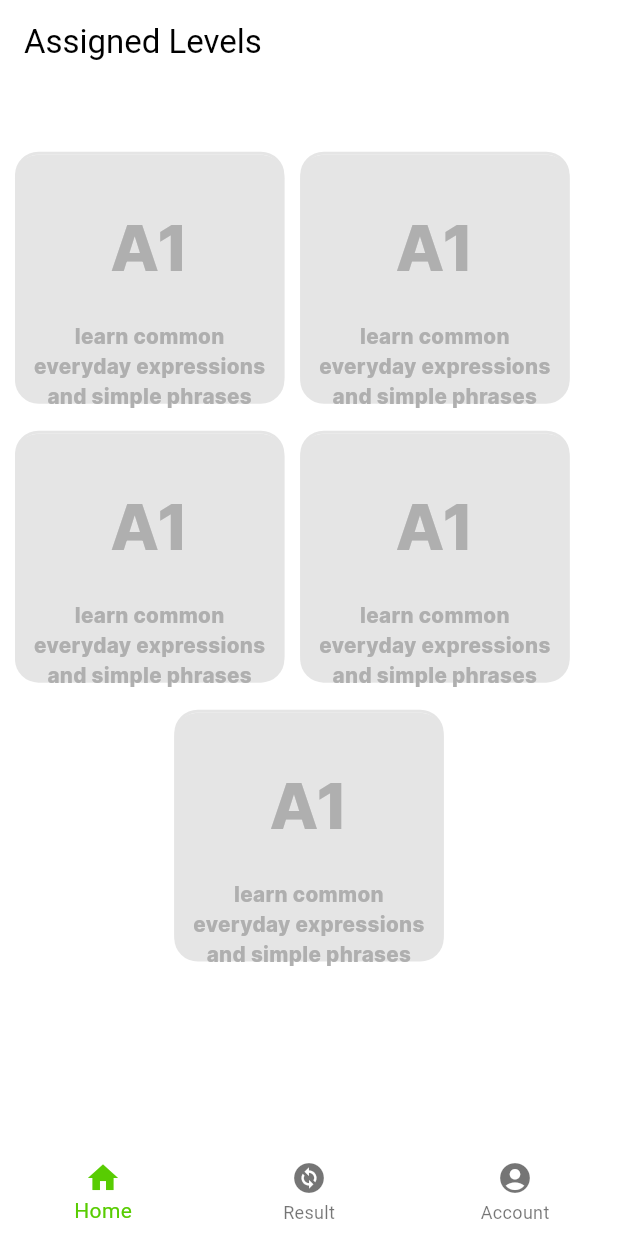
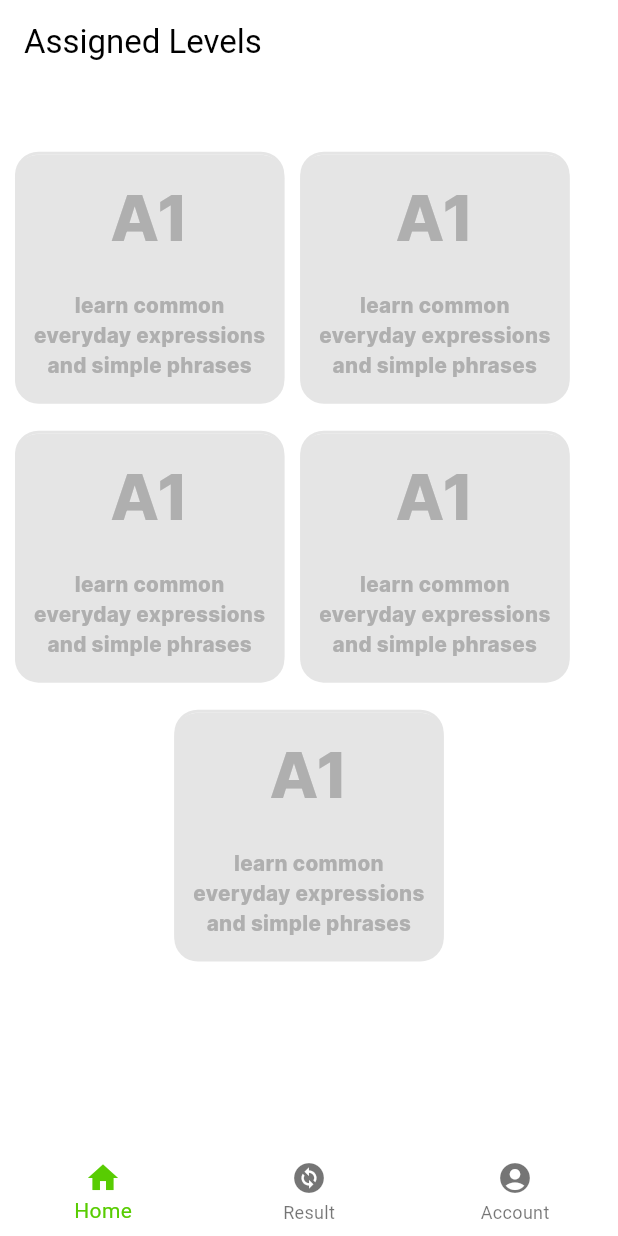
Before and after one commit to bigb45/az-english, a Flutter app: the screen it shows after launch, on a phone screen of 412 x 824 dp. Run offline on Flutter 3.47's test engine with Material 3 defaults, Android fonts, the phone set to English and light mode, and no system bars; our stand-ins replace firebase_core, flutter_screenutil, flutter_svg, routemaster; accounts and stored records are empty; generated files the repository leaves out were written again; statements that could not run were skipped.

Commit message:
adjust padding values

```diff
--- a/lib/widgets/card.dart
+++ b/lib/widgets/card.dart
@@ -78,7 +78,7 @@ class SelectableCardState extends State<SelectableCard> {
                 width: 170.w,
                 height: 170.h,
                 child: Padding(
-                  padding: EdgeInsets.fromLTRB(10.sp, 30.sp, 10.sp, 10.sp),
+                  padding: EdgeInsets.fromLTRB(10.sp, 10.sp, 10.sp, 10.sp),
                   child: Center(child: widget.child),
                 ),
               ),
```
